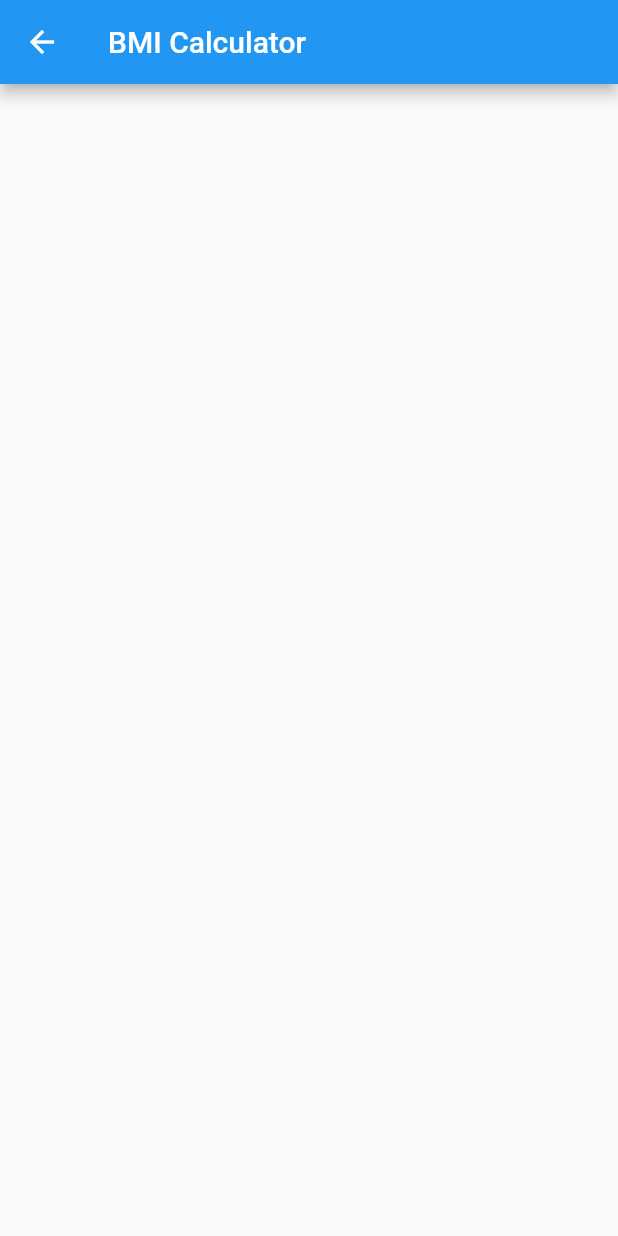
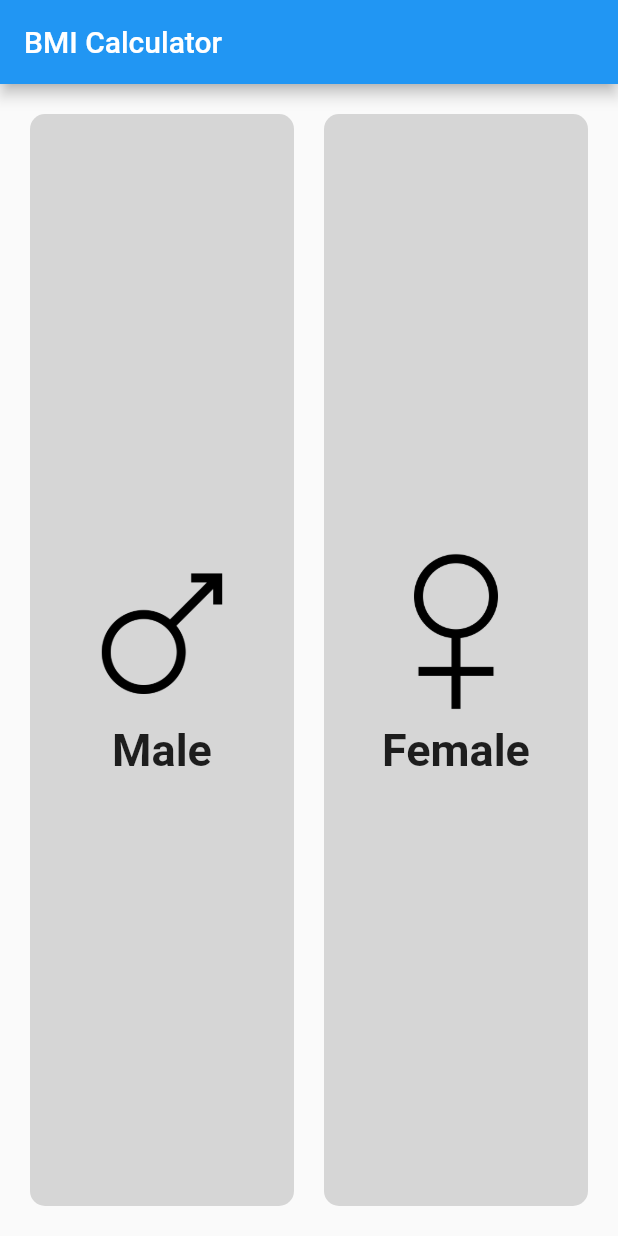
Before and after one commit to OsamaMoradSayed/bmi_calculator, a Flutter app: the BmiScreen screen opened directly, on a phone screen of 412 x 824 dp. Run offline on Flutter 3.47's test engine with Material 2 defaults, Android fonts, the phone set to English and light mode, and no system bars.

Commit message:
design male and female

```diff
--- a/lib/screens/bmi_screen.dart
+++ b/lib/screens/bmi_screen.dart
@@ -16,6 +16,66 @@ class _BmiScreenState extends State<BmiScreen> {
           'BMI Calculator',
         ),
       ),
+      body: Padding(
+        padding: const EdgeInsets.all(20.0),
+        child: Row(
+          children: [
+            Expanded(
+              child: Container(
+                decoration: BoxDecoration(
+                  borderRadius: BorderRadius.circular(10.0),
+                  color: Colors.grey[350],
+                ),
+                child: Column(
+                  mainAxisAlignment: MainAxisAlignment.center,
+                  children: [
+                    Image(
+                      image: AssetImage('assets/images/male.png'),
+                      width: 120.0,
+                      height: 120.0,
+                      //color: Colors.blue,
+                    ),
+                    Text(
+                      'Male',
+                      style: TextStyle(
+                        fontSize: 30.0,
+                        fontWeight: FontWeight.bold,
+                      ),
+                    ),
+                  ],
+                ),
+              ),
+            ),
+            SizedBox(
+              width: 20.0,
+            ),
+            Expanded(
+              child: Container(
+                decoration: BoxDecoration(
+                  borderRadius: BorderRadius.circular(10.0),
+                  color: Colors.grey[350],
+                ),
+                child: Column(
+                  mainAxisAlignment: MainAxisAlignment.center,
+                  children: [
+                    Image.asset('assets/images/female.png',
+                      width: 120.0,
+                      height: 120.0,
+                    ),
+                    Text(
+                      'Female',
+                      style: TextStyle(
+                        fontSize: 30.0,
+                        fontWeight: FontWeight.bold,
+                      ),
+                    ),
+                  ],
+                ),
+              ),
+            ),
+          ],
+        ),
+      ),
     );
   }
 }
--- a/pubspec.yaml
+++ b/pubspec.yaml
@@ -60,9 +60,9 @@ flutter:
   uses-material-design: true
 
   # To add assets to your application, add an assets section, like this:
-  # assets:
-  #   - images/a_dot_burr.jpeg
-  #   - images/a_dot_ham.jpeg
+  assets:
+   - assets/images/
+
 
   # An image asset can refer to one or more resolution-specific "variants", see
   # https://flutter.dev/assets-and-images/#resolution-aware
```
Also changed, not shown: lib/main.dart (+5 -100 lines), assets/images/female.png (added), assets/images/male.png (added).
